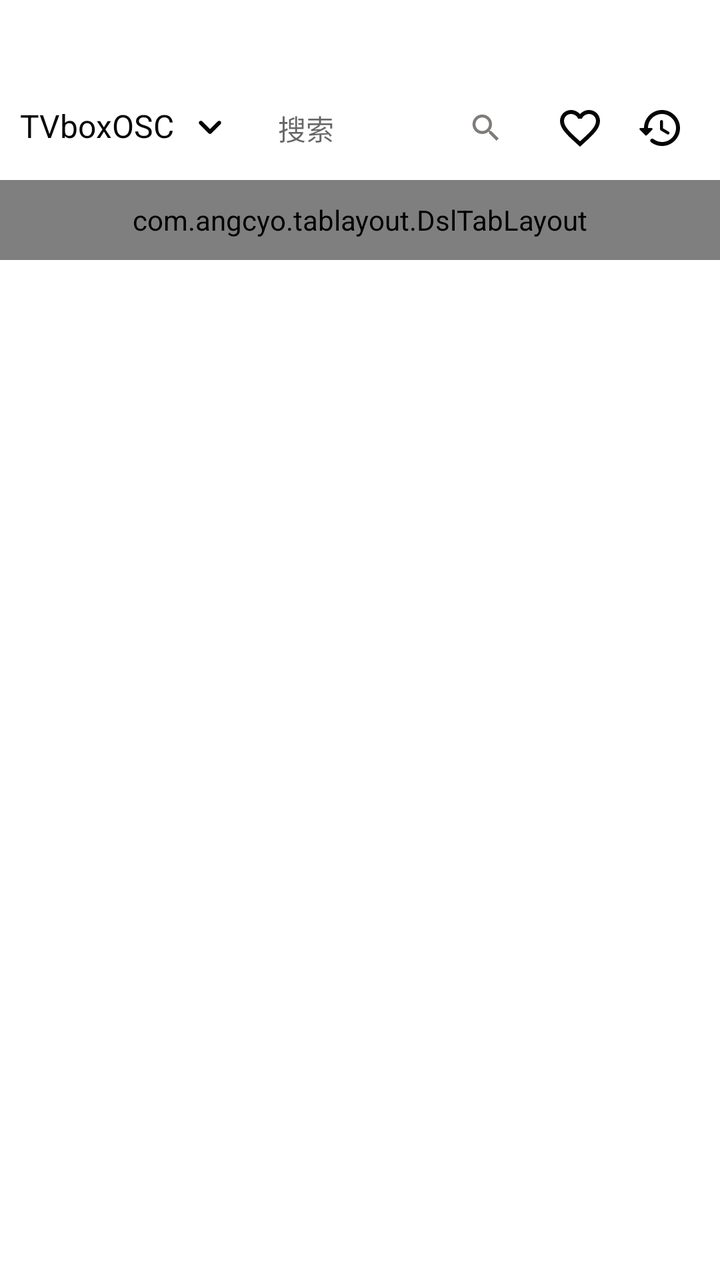
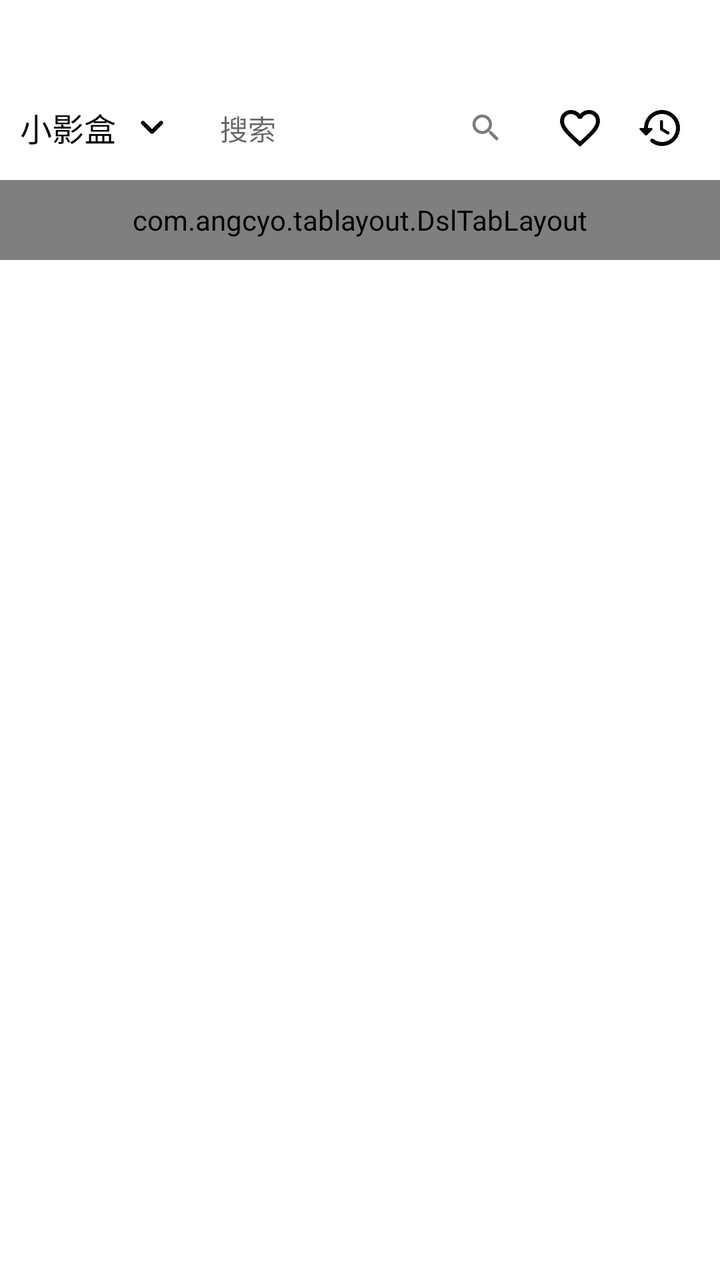

The first picture is an Android layout as it rendered before a commit; the second is the same layout after the commit. The layout source and the unified diff follow.
<!-- AndroidManifest.xml: application theme AppTheme -->
<!-- res/layout/fragment_home.xml -->
<?xml version="1.0" encoding="utf-8"?>
<LinearLayout xmlns:android="http://schemas.android.com/apk/res/android"
    xmlns:app="http://schemas.android.com/apk/res-auto"
    xmlns:tools="http://schemas.android.com/tools"
    android:orientation="vertical"
    android:layout_width="match_parent"
    android:layout_height="match_parent">

    <LinearLayout
        android:id="@+id/topLayout"
        android:layout_width="match_parent"
        android:layout_height="wrap_content"
        android:layout_marginTop="44dp"
        android:paddingHorizontal="10dp"
        android:orientation="horizontal"
        android:gravity="center_vertical"
        app:layout_constraintLeft_toLeftOf="parent"
        app:layout_constraintRight_toRightOf="parent"
        app:layout_constraintTop_toTopOf="parent">

        <LinearLayout
            android:id="@+id/nameContainer"
            android:layout_width="wrap_content"
            android:layout_height="wrap_content"
            android:orientation="horizontal">

            <TextView
                android:id="@+id/tvName"
                android:layout_width="wrap_content"
                android:layout_height="wrap_content"
                android:maxWidth="110dp"
                android:text="@string/app_name"
                android:textAlignment="gravity"
                android:textColor="@color/text_foreground"
                android:textSize="16dp"
                android:drawablePadding="6dp"
                android:singleLine="true"
                android:drawableRight="@drawable/ic_arrow_down"
                android:ellipsize="marquee"
                android:marqueeRepeatLimit="marquee_forever"
                android:focusable="true"
                android:focusableInTouchMode="true"
                />

        </LinearLayout>

        <TextView
            android:id="@+id/search"
            android:layout_width="wrap_content"
            android:layout_weight="1"
            android:layout_height="36dp"
            android:background="@drawable/bg_large_round_gray"
            android:gravity="center_vertical"
            android:paddingHorizontal="12sp"
            android:hint="搜索"
            android:drawableTint="@color/gray_darker"
            android:layout_marginLeft="10dp"
            android:layout_marginRight="6dp"
            android:drawableRight="@drawable/ic_search_18"/>

        <ImageView
            android:id="@+id/iv_collect"
            android:layout_width="40dp"
            android:layout_height="40dp"
            android:padding="8dp"
            android:src="@drawable/ic_collect_48"/>

        <ImageView
            android:id="@+id/iv_history"
            android:layout_width="40dp"
            android:layout_height="40dp"
            android:padding="8dp"
            android:src="@drawable/ic_history_48"/>

    </LinearLayout>

    <LinearLayout
        android:id="@+id/contentLayout"
        android:layout_width="match_parent"
        android:layout_height="0dp"
        android:layout_weight="1"
        android:orientation="vertical">

        <com.angcyo.tablayout.DslTabLayout
            android:id="@+id/tab_layout"
            android:layout_width="match_parent"
            android:layout_height="40dp"
            app:tab_indicator_drawable="@drawable/indicator_flash"
            app:tab_indicator_enable_flash="true"
            app:tab_indicator_enable_flash_clip="true"
            app:tab_indicator_height="5dp"
            app:tab_indicator_width="16dp"
            app:tab_select_color="@color/colorPrimary"
            app:tab_text_min_size="14dp"
            app:tab_text_max_size="16dp"
            app:tab_enable_gradient_text_size="false"
            android:layout_marginTop="6dp"
            >

        </com.angcyo.tablayout.DslTabLayout>

        <androidx.viewpager.widget.ViewPager
            android:id="@+id/mViewPager"
            android:layout_width="match_parent"
            android:layout_height="match_parent"
            android:layout_marginTop="10dp"
            />
    </LinearLayout>
</LinearLayout>
<!-- resources referenced by this layout -->
<resources>
  <color name="colorPrimary">#567df4</color>
  <color name="gray_darker">#7f7b79</color>
  <color name="text_foreground">#050505</color>
  <!-- drawable bg_large_round_gray (drawable) -->
  <?xml version="1.0" encoding="utf-8"?>
  <shape xmlns:android="http://schemas.android.com/apk/res/android"
  	android:shape="rectangle">
  	<solid
  			android:color="@color/bg_gray" />
  
  	<corners 
  			android:radius="25dp" />
  
  </shape>
  <!-- drawable ic_arrow_down (drawable) -->
  <vector android:height="24dp" android:tint="@color/text_foreground"
      android:viewportHeight="960" android:viewportWidth="960"
      android:width="24dp" xmlns:android="http://schemas.android.com/apk/res/android">
      <path android:fillColor="@android:color/white" android:pathData="M480,598Q472,598 465,595.5Q458,593 452,587L268,403Q257,392 257,375Q257,358 268,347Q279,336 296,336Q313,336 324,347L480,503L636,347Q647,336 664,336Q681,336 692,347Q703,358 703,375Q703,392 692,403L508,587Q502,593 495,595.5Q488,598 480,598Z"/>
  </vector>
  <!-- drawable ic_collect_48 (drawable) -->
  <vector android:height="48dp" android:tint="@color/text_foreground"
      android:viewportHeight="24" android:viewportWidth="24"
      android:width="48dp" xmlns:android="http://schemas.android.com/apk/res/android">
      <path android:fillColor="@android:color/white" android:pathData="M16.5,3c-1.74,0 -3.41,0.81 -4.5,2.09C10.91,3.81 9.24,3 7.5,3 4.42,3 2,5.42 2,8.5c0,3.78 3.4,6.86 8.55,11.54L12,21.35l1.45,-1.32C18.6,15.36 22,12.28 22,8.5 22,5.42 19.58,3 16.5,3zM12.1,18.55l-0.1,0.1 -0.1,-0.1C7.14,14.24 4,11.39 4,8.5 4,6.5 5.5,5 7.5,5c1.54,0 3.04,0.99 3.57,2.36h1.87C13.46,5.99 14.96,5 16.5,5c2,0 3.5,1.5 3.5,3.5 0,2.89 -3.14,5.74 -7.9,10.05z"/>
  </vector>
  <!-- drawable ic_search_18 (drawable) -->
  <vector android:height="18dp" android:tint="#000000"
      android:viewportHeight="24" android:viewportWidth="24"
      android:width="18dp" xmlns:android="http://schemas.android.com/apk/res/android">
      <path android:fillColor="@android:color/white" android:pathData="M15.5,14h-0.79l-0.28,-0.27C15.41,12.59 16,11.11 16,9.5 16,5.91 13.09,3 9.5,3S3,5.91 3,9.5 5.91,16 9.5,16c1.61,0 3.09,-0.59 4.23,-1.57l0.27,0.28v0.79l5,4.99L20.49,19l-4.99,-5zM9.5,14C7.01,14 5,11.99 5,9.5S7.01,5 9.5,5 14,7.01 14,9.5 11.99,14 9.5,14z"/>
  </vector>
  <!-- drawable indicator_flash (drawable) -->
  <vector xmlns:android="http://schemas.android.com/apk/res/android"
      android:width="56dp"
      android:height="10dp"
      android:viewportWidth="56"
      android:viewportHeight="10">
    <path
        android:pathData="M28,10.003C17.359,10.003 7.535,8.017 1.047,4.555C0.033,4.014 -0.301,2.834 0.3,1.922C0.901,1.01 2.211,0.708 3.225,1.249C8.987,4.324 18.248,6.16 28,6.16C37.751,6.16 47.013,4.324 52.774,1.249C53.789,0.709 55.097,1.009 55.7,1.922C56.3,2.834 55.967,4.014 54.952,4.555C48.465,8.017 38.641,10.003 28,10.003Z"
        android:fillColor="@color/colorPrimary"
        android:fillType="evenOdd"/>
  </vector>
  <string name="app_name">TVboxOSC</string>
  <style name="AppTheme" parent="Theme.MaterialComponents.DayNight.NoActionBar">
          
          <item name="colorPrimary">@color/colorPrimary</item>
          
          <item name="colorAccent">@color/colorAccent</item>
          
          <item name="android:windowBackground">@color/windowBackground</item>
      </style>
  <color name="bg_gray">#80FFFFFF</color>
  <color name="colorAccent">#3e4fb1</color>
  <color name="windowBackground">#fff</color>
  <!-- unchanged entries left out for length: 1 -->
</resources>

<!-- the commit's change to res/layout/fragment_home.xml (unified diff, before → after) -->
@@ -29,7 +29,7 @@
                 android:layout_width="wrap_content"
                 android:layout_height="wrap_content"
                 android:maxWidth="110dp"
-                android:text="@string/app_name"
+                android:text="@string/xyh_app_name"
                 android:textAlignment="gravity"
                 android:textColor="@color/text_foreground"
                 android:textSize="16dp"
<!-- resource entries referenced after the edit -->
@@ -43,7 +43,7 @@
         android:fillColor="@color/colorPrimary"
         android:fillType="evenOdd"/>
   </vector>
-  <string name="app_name">TVboxOSC</string>
+  <string name="xyh_app_name" translatable="false">小影盒</string>
   <style name="AppTheme" parent="Theme.MaterialComponents.DayNight.NoActionBar">
           
           <item name="colorPrimary">@color/colorPrimary</item>
